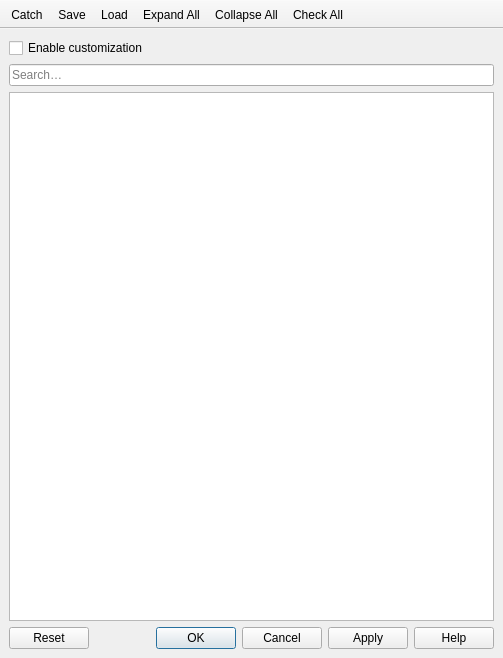
The window that src/ui/qgscustomizationdialogbase.ui (qgis/QGIS) describes before a commit, drawn with Qt 5.
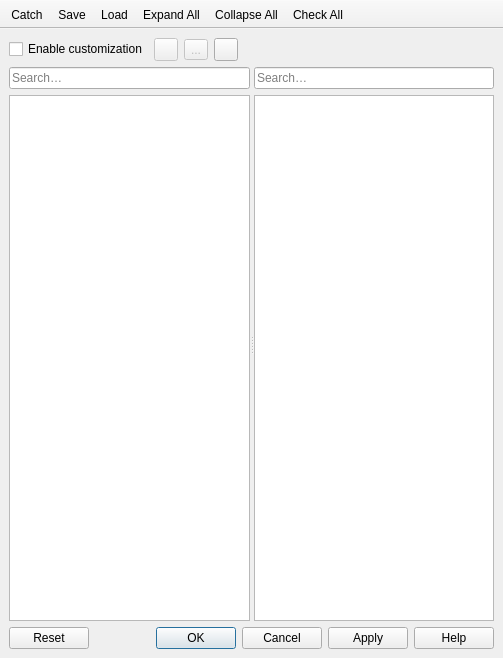
The same window after the commit. Icons and pictures are not drawn. Custom widgets are drawn as their Qt base class.

Commit message: feat(Customization): Implement user defined menu and toolbar

The edit to the form file:
```diff
--- a/src/ui/qgscustomizationdialogbase.ui
+++ b/src/ui/qgscustomizationdialogbase.ui
@@ -24,6 +24,51 @@
         </property>
        </widget>
       </item>
+      <item>
+       <widget class="QToolButton" name="mDeleteUserItemBtn">
+        <property name="enabled">
+         <bool>false</bool>
+        </property>
+        <property name="text">
+         <string/>
+        </property>
+        <property name="icon">
+         <iconset resource="../../images/images.qrc">
+          <normaloff>:/images/themes/default/mActionDeleteSelected.svg</normaloff>:/images/themes/default/mActionDeleteSelected.svg</iconset>
+        </property>
+       </widget>
+      </item>
+      <item>
+       <widget class="QToolButton" name="mAddUserItemBtn">
+        <property name="enabled">
+         <bool>false</bool>
+        </property>
+        <property name="text">
+         <string>...</string>
+        </property>
+        <property name="icon">
+         <iconset resource="../../images/images.qrc">
+          <normaloff>:/images/themes/default/mActionAdd.svg</normaloff>:/images/themes/default/mActionAdd.svg</iconset>
+        </property>
+       </widget>
+      </item>
+      <item>
+       <widget class="QToolButton" name="mListActionsBtn">
+        <property name="toolTip">
+         <string>Display action selector widget&lt;br/&gt;Use it to drag'n drop actions in customization tree</string>
+        </property>
+        <property name="text">
+         <string/>
+        </property>
+        <property name="icon">
+         <iconset resource="../../images/images.qrc">
+          <normaloff>:/images/themes/default/mActionListActions.svg</normaloff>:/images/themes/default/mActionListActions.svg</iconset>
+        </property>
+        <property name="checkable">
+         <bool>true</bool>
+        </property>
+       </widget>
+      </item>
       <item>
        <spacer name="horizontalSpacer">
         <property name="orientation">
@@ -59,7 +104,40 @@
         <item>
          <widget class="QTreeView" name="mTreeView">
           <property name="selectionBehavior">
-           <enum>QAbstractItemView::SelectItems</enum>
+           <enum>QAbstractItemView::SelectRows</enum>
+          </property>
+         </widget>
+        </item>
+       </layout>
+      </widget>
+      <widget class="QWidget" name="layoutWidget2">
+       <layout class="QVBoxLayout" name="verticalLayout">
+        <item>
+         <widget class="QgsFilterLineEdit" name="mFilterActionsLe">
+          <property name="placeholderText">
+           <string>Search…</string>
+          </property>
+          <property name="showSearchIcon">
+           <bool>true</bool>
+          </property>
+         </widget>
+        </item>
+        <item>
+         <widget class="QTreeView" name="mActionsTreeView">
+          <property name="dragEnabled">
+           <bool>true</bool>
+          </property>
+          <property name="dragDropMode">
+           <enum>QAbstractItemView::DragOnly</enum>
+          </property>
+          <property name="selectionMode">
+           <enum>QAbstractItemView::ExtendedSelection</enum>
+          </property>
+          <property name="selectionBehavior">
+           <enum>QAbstractItemView::SelectRows</enum>
+          </property>
+          <property name="headerHidden">
+           <bool>false</bool>
           </property>
          </widget>
         </item>
```
Left out of the diff: 11 changed lines with no effect on the pictures. The commit also changes 8 other files.
